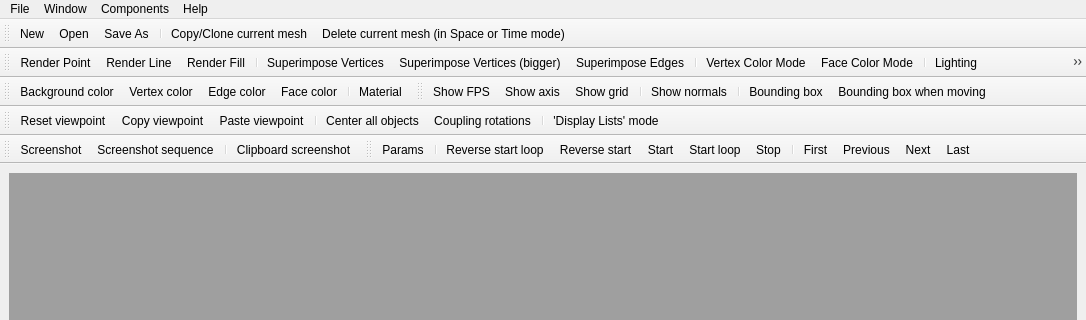
The window that src/mepp/mainwindow.ui (MEPP-team/MEPP) describes before a commit, drawn with Qt 5; both pictures show x 0 to 1086 and y 0 to 320 of the 1086 by 793 pixel window.
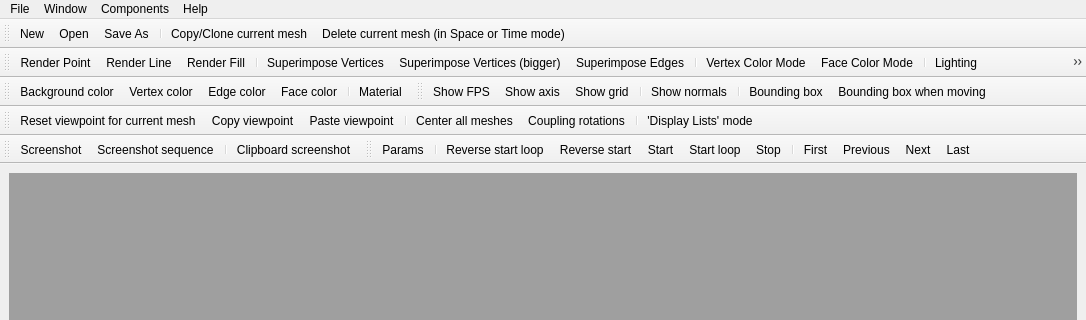
The same window after the commit. Icons and pictures are not drawn. Custom widgets are drawn as their Qt base class.

What changed in the file:
```diff
--- a/src/mepp/mainwindow.ui
+++ b/src/mepp/mainwindow.ui
@@ -791,7 +791,7 @@
      <normaloff>:/icons/Pictures/Icons/_CenterAll.png</normaloff>:/icons/Pictures/Icons/_CenterAll.png</iconset>
    </property>
    <property name="text">
-    <string>Center all objects</string>
+    <string>Center all meshes</string>
    </property>
   </action>
   <action name="actionScreenshot_sequence">
@@ -865,7 +865,7 @@
      <normaloff>:/icons/Pictures/Icons/_ShowAll.png</normaloff>:/icons/Pictures/Icons/_ShowAll.png</iconset>
    </property>
    <property name="text">
-    <string>Reset viewpoint</string>
+    <string>Reset viewpoint for current mesh</string>
    </property>
   </action>
   <action name="actionSuperimpose_Vertices_big">
```
